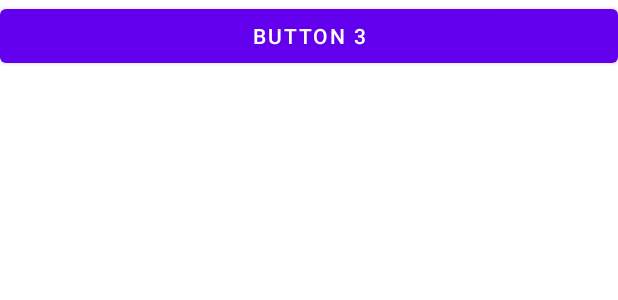
After one commit to WYZSamurai/Program, an Android app: the layout activity_third.xml on its own in the app's theme, with its tools: preview values and no code run, on a phone screen of 412 x 824 dp. The commit adds this screen. Shown: the top 300 px of the screen. Run offline under Robolectric (Android 15) with nearby library versions, the phone set to English and light mode, and no system bars.

Commit message:
传送数据

```diff
--- /dev/null
+++ b/Android/FirstApp/app/src/main/res/layout/activity_third.xml
@@ -0,0 +1,16 @@
+<?xml version="1.0" encoding="utf-8"?>
+<androidx.constraintlayout.widget.ConstraintLayout xmlns:android="http://schemas.android.com/apk/res/android"
+    xmlns:app="http://schemas.android.com/apk/res-auto"
+    xmlns:tools="http://schemas.android.com/tools"
+    android:layout_width="match_parent"
+    android:layout_height="match_parent"
+    tools:context=".ThirdActivity">
+
+    <Button
+        android:id="@+id/button_3"
+        android:layout_width="match_parent"
+        android:layout_height="wrap_content"
+        android:text="Button 3"
+        tools:ignore="MissingConstraints" />
+
+</androidx.constraintlayout.widget.ConstraintLayout>
```
Also changed, not shown: Android/FirstApp/app/src/main/AndroidManifest.xml (+12 -2 lines), Android/FirstApp/app/src/main/java/com/example/myapplication/MainActivity.java (+21 -10 lines), Android/FirstApp/app/src/main/java/com/example/myapplication/SecondActivity.java (+8 -1 lines), Android/FirstApp/app/src/main/java/com/example/myapplication/ThirdActivity.java (added, +16 -0 lines).
